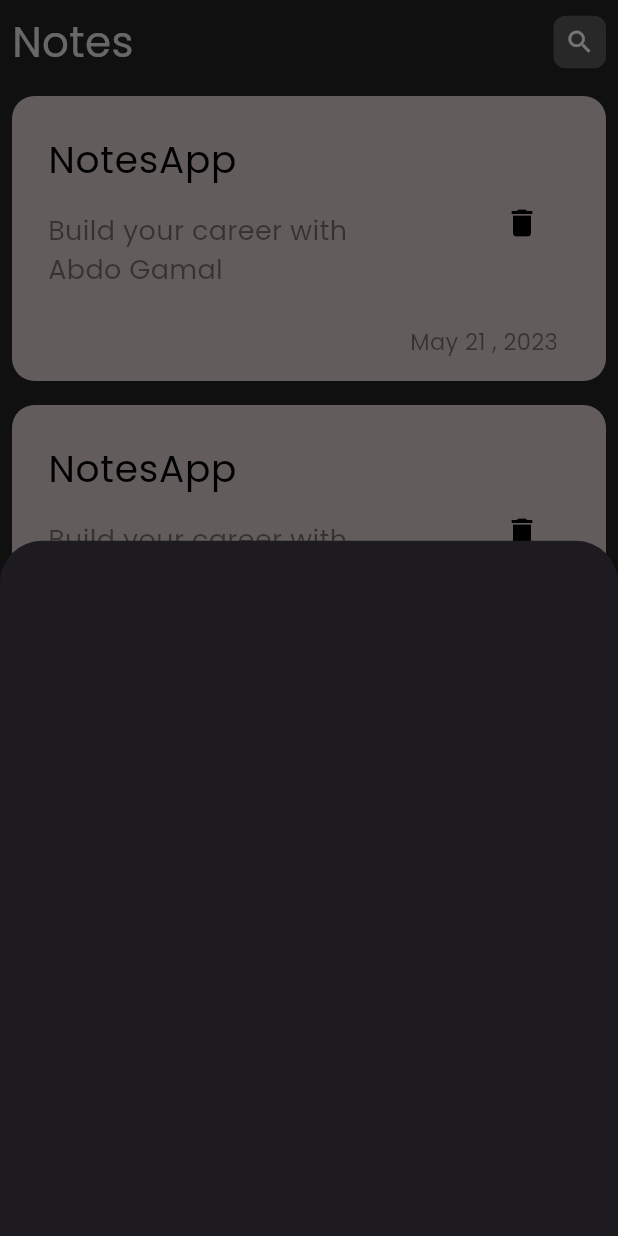
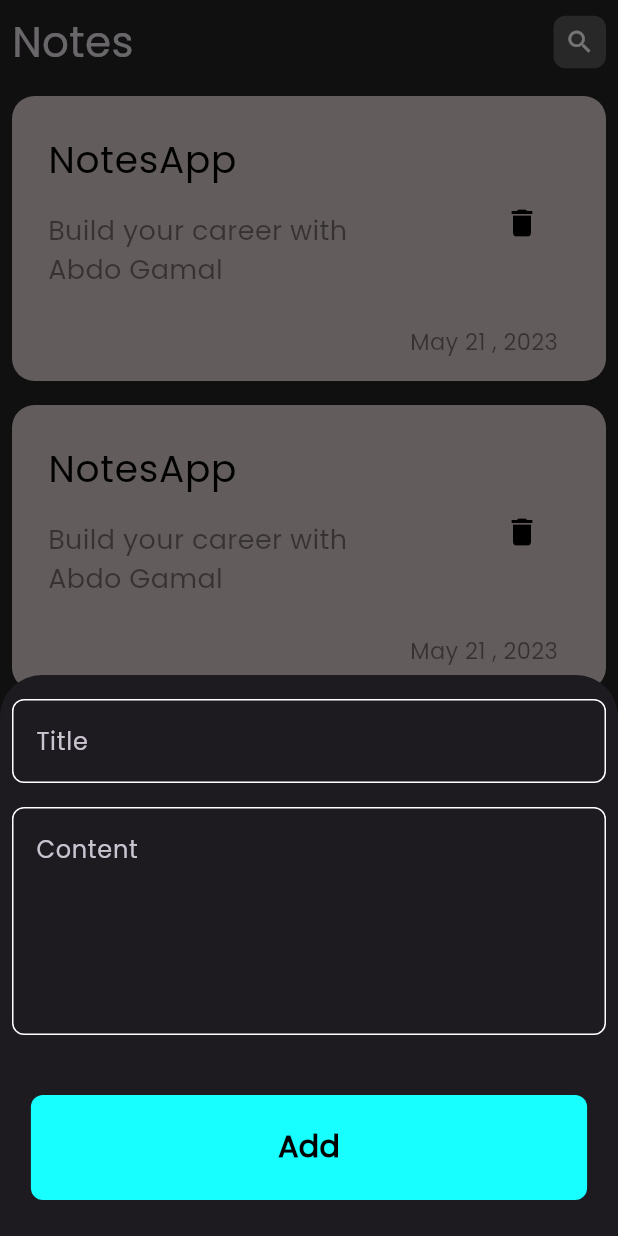
Before and after one commit to AbdoGamal0/notes_app, a Flutter app: the screen it shows after launch, after a tap on the "add" icon, on a phone screen of 412 x 824 dp. Run offline on Flutter 3.47's test engine with Material 3 defaults, Android fonts, the phone set to English and light mode, and no system bars.

Commit message:
finish add note bottom sheet

```diff
--- /dev/null
+++ b/lib/constants.dart
@@ -0,0 +1,3 @@
+import 'package:flutter/material.dart';
+
+const kPrimaryColor = Colors.cyanAccent;
--- a/lib/views/home_view.dart
+++ b/lib/views/home_view.dart
@@ -1,7 +1,8 @@
 import 'package:flutter/material.dart';
+import 'package:notes_app/views/widgets/custom_button.dart';
 import 'package:notes_app/views/widgets/notes_view_body.dart';
 
-import 'widgets/add_note_bottom_sheet.dart';
+import 'widgets/custom_text_field.dart';
 
 class HomeView extends StatelessWidget {
   const HomeView({super.key});
@@ -14,7 +15,35 @@ class HomeView extends StatelessWidget {
         onPressed: () {
           showModalBottomSheet(
             context: context,
-            builder: (context) => AddNoteBottomSheet(),
+            builder: (context) => Padding(
+              padding: const EdgeInsets.symmetric(horizontal: 8.0),
+              child: SingleChildScrollView(
+                child: Column(
+                  children: [
+                    SizedBox(
+                      height: 16,
+                    ),
+                    CustomTextField(
+                      hintText: 'Title',
+                    ),
+                    SizedBox(
+                      height: 16,
+                    ),
+                    CustomTextField(
+                      hintText: 'Content',
+                      maxlines: 5,
+                    ),
+                    SizedBox(
+                      height: 32,
+                    ),
+                    CustomButton(),
+                    SizedBox(
+                      height: 16,
+                    )
+                  ],
+                ),
+              ),
+            ),
           );
         },
         shape: CircleBorder(),
--- a/lib/views/widgets/add_note_bottom_sheet.dart
+++ /dev/null
@@ -1,12 +0,0 @@
-import 'package:flutter/material.dart';
-
-class AddNoteBottomSheet extends StatelessWidget {
-  const AddNoteBottomSheet({
-    super.key,
-  });
-
-  @override
-  Widget build(BuildContext context) {
-    return Container();
-  }
-}
--- /dev/null
+++ b/lib/views/widgets/custom_button.dart
@@ -0,0 +1,31 @@
+import 'package:flutter/material.dart';
+import 'package:notes_app/constants.dart';
+
+class CustomButton extends StatelessWidget {
+  const CustomButton({super.key});
+
+  @override
+  Widget build(BuildContext context) {
+    return Padding(
+      padding: const EdgeInsets.all(8.0),
+      child: Container(
+        height: 70,
+        width: MediaQuery.sizeOf(context).width * .9,
+        decoration: BoxDecoration(
+            color: kPrimaryColor,
+            shape: BoxShape.rectangle,
+            borderRadius: BorderRadius.circular(8)),
+        child: Center(
+          child: Text(
+            'Add',
+            style: TextStyle(
+              color: Colors.black,
+              fontSize: 20,
+              fontWeight: FontWeight.bold,
+            ),
+          ),
+        ),
+      ),
+    );
+  }
+}
--- /dev/null
+++ b/lib/views/widgets/custom_text_field.dart
@@ -0,0 +1,28 @@
+import 'package:flutter/material.dart';
+import 'package:notes_app/constants.dart';
+
+class CustomTextField extends StatelessWidget {
+  const CustomTextField({super.key, this.maxlines, required this.hintText});
+  final int? maxlines;
+  final String hintText;
+  @override
+  Widget build(BuildContext context) {
+    return TextField(
+      maxLines: maxlines,
+      decoration: InputDecoration(
+        hintText: hintText,
+        border: buildBorder(),
+        focusedBorder: buildBorder(kPrimaryColor),
+        enabledBorder: buildBorder(),
+      ),
+      cursorColor: kPrimaryColor,
+    );
+  }
+
+  OutlineInputBorder buildBorder([color]) {
+    return OutlineInputBorder(
+      borderRadius: BorderRadius.circular(8),
+      borderSide: BorderSide(color: color ?? Colors.white),
+    );
+  }
+}
```
